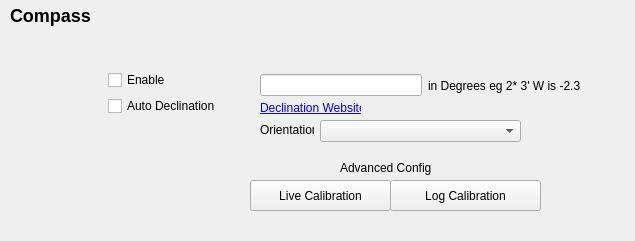
Before: the Qt Designer form src/ui/configuration/CompassConfig.ui in ArduPilot/apm_planner, drawn with Qt 5.
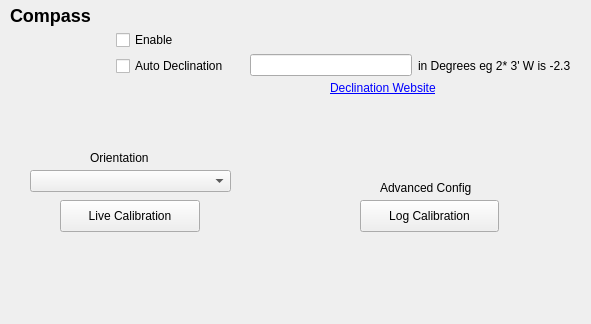
After: the same form once the commit is applied. Icons and pictures are not drawn.

Commit message: Fixed the layout for the Compass Config View

Diff of the .ui file:
```diff
--- a/src/ui/configuration/CompassConfig.ui
+++ b/src/ui/configuration/CompassConfig.ui
@@ -6,8 +6,8 @@
    <rect>
     <x>0</x>
     <y>0</y>
-    <width>635</width>
-    <height>241</height>
+    <width>591</width>
+    <height>324</height>
    </rect>
   </property>
   <property name="windowTitle">
@@ -32,9 +32,9 @@
   <widget class="QLabel" name="label_4">
    <property name="geometry">
     <rect>
-     <x>260</x>
-     <y>100</y>
-     <width>101</width>
+     <x>330</x>
+     <y>80</y>
+     <width>125</width>
      <height>16</height>
     </rect>
    </property>
@@ -45,8 +45,8 @@
   <widget class="QComboBox" name="orientationComboBox">
    <property name="geometry">
     <rect>
-     <x>320</x>
-     <y>120</y>
+     <x>30</x>
+     <y>170</y>
      <width>201</width>
      <height>22</height>
     </rect>
@@ -55,12 +55,18 @@
   <widget class="QPushButton" name="pushButton">
    <property name="geometry">
     <rect>
-     <x>250</x>
-     <y>180</y>
-     <width>141</width>
-     <height>31</height>
+     <x>60</x>
+     <y>200</y>
+     <width>140</width>
+     <height>32</height>
     </rect>
    </property>
+   <property name="minimumSize">
+    <size>
+     <width>101</width>
+     <height>0</height>
+    </size>
+   </property>
    <property name="text">
     <string>Live Calibration</string>
    </property>
@@ -68,10 +74,10 @@
   <widget class="QPushButton" name="pushButton_2">
    <property name="geometry">
     <rect>
-     <x>390</x>
-     <y>180</y>
-     <width>151</width>
-     <height>31</height>
+     <x>360</x>
+     <y>200</y>
+     <width>139</width>
+     <height>32</height>
     </rect>
    </property>
    <property name="text">
@@ -81,9 +87,9 @@
   <widget class="QLabel" name="label_6">
    <property name="geometry">
     <rect>
-     <x>340</x>
-     <y>160</y>
-     <width>91</width>
+     <x>380</x>
+     <y>180</y>
+     <width>111</width>
      <height>16</height>
     </rect>
    </property>
@@ -94,8 +100,8 @@
   <widget class="QWidget" name="horizontalLayoutWidget_2">
    <property name="geometry">
     <rect>
-     <x>260</x>
-     <y>70</y>
+     <x>250</x>
+     <y>50</y>
      <width>321</width>
      <height>31</height>
     </rect>
@@ -117,9 +123,9 @@
    <property name="geometry">
     <rect>
      <x>10</x>
-     <y>70</y>
-     <width>211</width>
-     <height>111</height>
+     <y>30</y>
+     <width>240</width>
+     <height>102</height>
     </rect>
    </property>
    <layout class="QHBoxLayout" name="horizontalLayout">
@@ -178,10 +184,10 @@
   <widget class="QLabel" name="label_5">
    <property name="geometry">
     <rect>
-     <x>260</x>
-     <y>120</y>
-     <width>54</width>
-     <height>20</height>
+     <x>90</x>
+     <y>150</y>
+     <width>72</width>
+     <height>16</height>
     </rect>
    </property>
    <property name="text">
```
Left out of the diff: 10 changed lines with no effect on the pictures.
